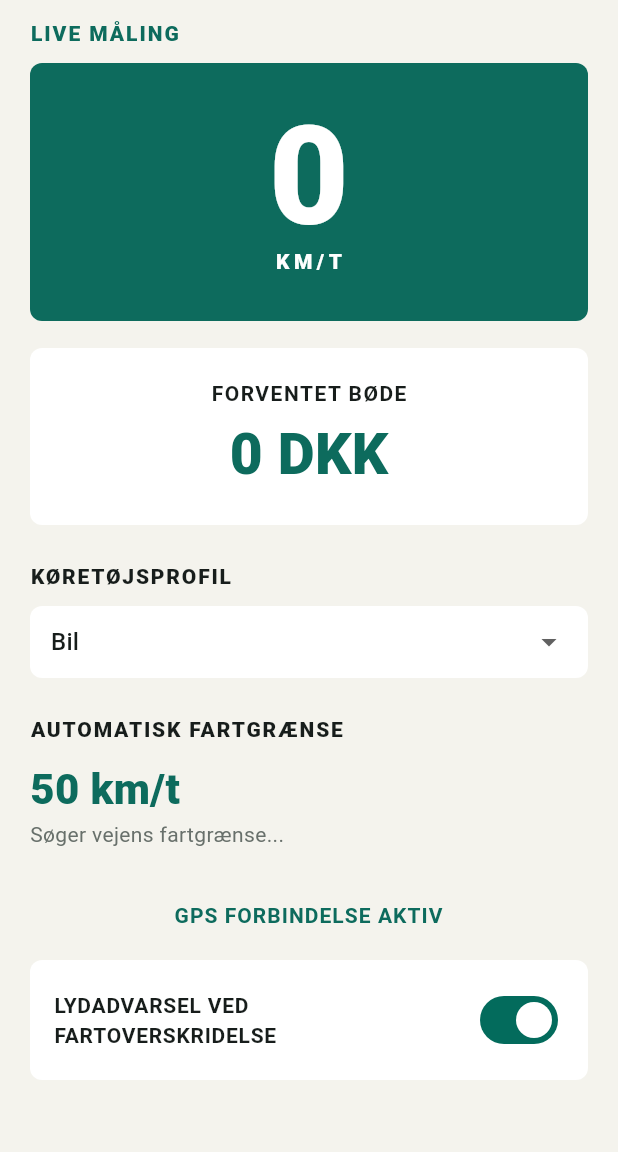
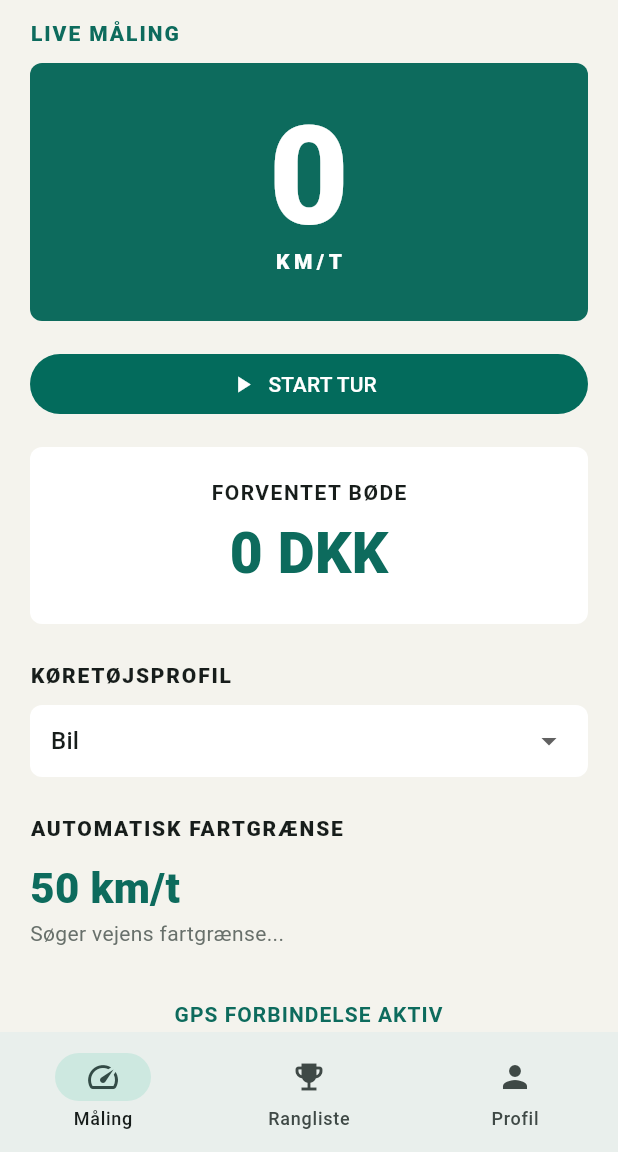
Before and after one commit to cbjoed/SpeedTrap, a Flutter app: the screen it shows after launch, on a phone screen of 412 x 824 dp, the part 84-1236 px from its top. Run offline on Flutter 3.47's test engine with Material 3 defaults, Android fonts, the phone set to English and light mode, and no system bars; our stand-ins replace geolocator, shared_preferences, supabase_flutter; accounts and stored records are empty; Roboto replaces fonts that are missing (sans).

Commit message:
feat: implement trip tracking and leaderboard features with drive logs and user profiles

```diff
--- a/lib/main.dart
+++ b/lib/main.dart
@@ -4,8 +4,9 @@ import 'package:provider/provider.dart';
 import 'services/fine_calculator.dart';
 import 'services/location_service.dart';
 import 'services/auth_service.dart';
+import 'services/drive_log_service.dart';
 import 'viewmodels/speedometer_vm.dart';
-import 'views/home_screen.dart';
+import 'views/app_shell.dart';
 
 Future<void> main() async {
   WidgetsFlutterBinding.ensureInitialized();
@@ -27,6 +28,7 @@ class SpeedFineTrackerApp extends StatelessWidget {
           create: (_) => SpeedometerViewModel(
             locationService: LocationService(),
             fineCalculator: const FineCalculator(),
+            driveLogService: DriveLogService(authService),
           )..start(),
         ),
       ],
@@ -42,7 +44,7 @@ class SpeedFineTrackerApp extends StatelessWidget {
           fontFamily: 'sans',
           useMaterial3: true,
         ),
-        home: HomeScreen(authService: authService),
+        home: AppShell(authService: authService),
       ),
     );
   }
--- /dev/null
+++ b/lib/models/drive_stats.dart
@@ -0,0 +1,13 @@
+class DriveStats {
+  const DriveStats({
+    required this.maxSpeed,
+    required this.distanceKm,
+    required this.finesAvoided,
+    required this.duration,
+  });
+
+  final double maxSpeed;
+  final double distanceKm;
+  final int finesAvoided;
+  final Duration duration;
+}
--- a/lib/services/auth_service.dart
+++ b/lib/services/auth_service.dart
@@ -9,6 +9,7 @@ class AuthService extends ChangeNotifier {
 
   bool get isConfigured => _client != null;
   User? get currentUser => _client?.auth.currentUser;
+  SupabaseClient? get client => _client;
 
   static Future<AuthService> create() async {
     const url = String.fromEnvironment('SUPABASE_URL');
--- /dev/null
+++ b/lib/views/app_shell.dart
@@ -0,0 +1,40 @@
+import 'package:flutter/material.dart';
+
+import '../services/auth_service.dart';
+import 'home_screen.dart';
+import 'leaderboard_screen.dart';
+import 'profile_screen.dart';
+
+class AppShell extends StatefulWidget {
+  const AppShell({super.key, required this.authService});
+
+  final AuthService authService;
+
+  @override
+  State<AppShell> createState() => _AppShellState();
+}
+
+class _AppShellState extends State<AppShell> {
+  int _selectedIndex = 0;
+
+  @override
+  Widget build(BuildContext context) {
+    final pages = [
+      HomeScreen(authService: widget.authService),
+      LeaderboardScreen(authService: widget.authService),
+      ProfileScreen(authService: widget.authService),
+    ];
+    return Scaffold(
+      body: IndexedStack(index: _selectedIndex, children: pages),
+      bottomNavigationBar: NavigationBar(
+        selectedIndex: _selectedIndex,
+        onDestinationSelected: (index) => setState(() => _selectedIndex = index),
+        destinations: const [
+          NavigationDestination(icon: Icon(Icons.speed), label: 'Måling'),
+          NavigationDestination(icon: Icon(Icons.emoji_events), label: 'Rangliste'),
+          NavigationDestination(icon: Icon(Icons.person), label: 'Profil'),
+        ],
+      ),
+    );
+  }
+}
--- a/lib/views/home_screen.dart
+++ b/lib/views/home_screen.dart
@@ -88,6 +88,20 @@ class HomeScreen extends StatelessWidget {
                       ),
                     ),
                   ),
+                  const SizedBox(height: 18),
+                  FilledButton.icon(
+                    onPressed: vm.isTripActive ? vm.endTrip : vm.startTrip,
+                    icon: Icon(vm.isTripActive ? Icons.stop : Icons.play_arrow),
+                    label: Text(vm.isTripActive ? 'SLUT TUR OG GEM' : 'START TUR'),
+                  ),
+                  if (vm.isTripActive) ...[
+                    const SizedBox(height: 10),
+                    Text(
+                      '${vm.tripDistanceKm.toStringAsFixed(1)} km · Maks ${vm.tripMaxSpeed.round()} km/t · ${vm.tripFinesAvoided} DKK undgået',
+                      textAlign: TextAlign.center,
+                      style: const TextStyle(color: Color(0xff68706b)),
+                    ),
+                  ],
                   const SizedBox(height: 18),
                   Container(
                     padding: const EdgeInsets.all(20),
```
Also changed, not shown: lib/services/drive_log_service.dart (added, +22 -0 lines), lib/services/leaderboard_service.dart (added, +44 -0 lines), lib/services/profile_service.dart (added, +44 -0 lines), lib/viewmodels/speedometer_vm.dart (+63 -1 lines), lib/views/leaderboard_screen.dart (added, +87 -0 lines), lib/views/profile_screen.dart (added, +93 -0 lines), 2 other files.
